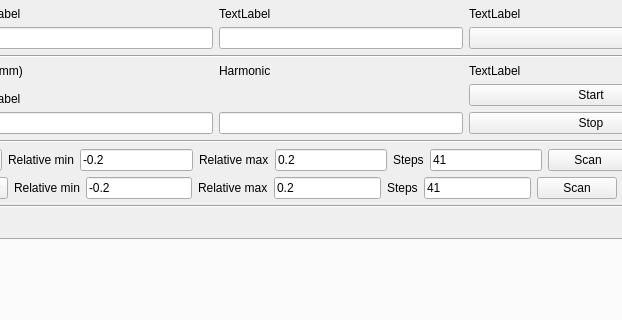
Above: UI_Forms/Energy_Widget.ui from chemmatcars/XAnoS before the change; both pictures show x 292 to 914 and y 84 to 404 of the 1016 by 647 pixel window. Below: the same form after it.
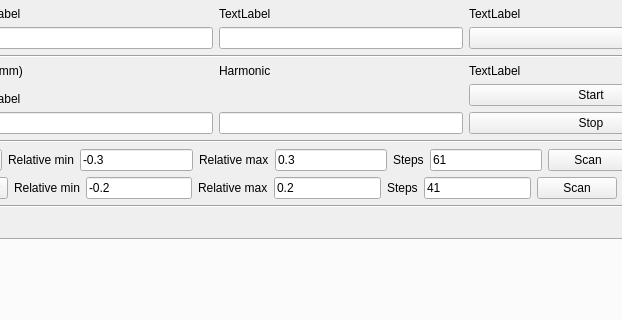
That is the form after the change. Custom widgets are drawn as their Qt base class.

Commit message: Updated ASAXS_Batch_Processor_2.ui to include spike_filter

The edit to the form file:
```diff
--- a/UI_Forms/Energy_Widget.ui
+++ b/UI_Forms/Energy_Widget.ui
@@ -391,7 +391,7 @@
        <item>
         <widget class="QLineEdit" name="xtalMinLineEdit">
          <property name="text">
-          <string>-0.2</string>
+          <string>-0.3</string>
          </property>
         </widget>
        </item>
@@ -405,7 +405,7 @@
        <item>
         <widget class="QLineEdit" name="xtalMaxLineEdit">
          <property name="text">
-          <string>0.2</string>
+          <string>0.3</string>
          </property>
         </widget>
        </item>
@@ -419,7 +419,7 @@
        <item>
         <widget class="QLineEdit" name="xtalStepsLineEdit">
          <property name="text">
-          <string>41</string>
+          <string>61</string>
          </property>
         </widget>
        </item>
```
The commit also changes 5 other files.
